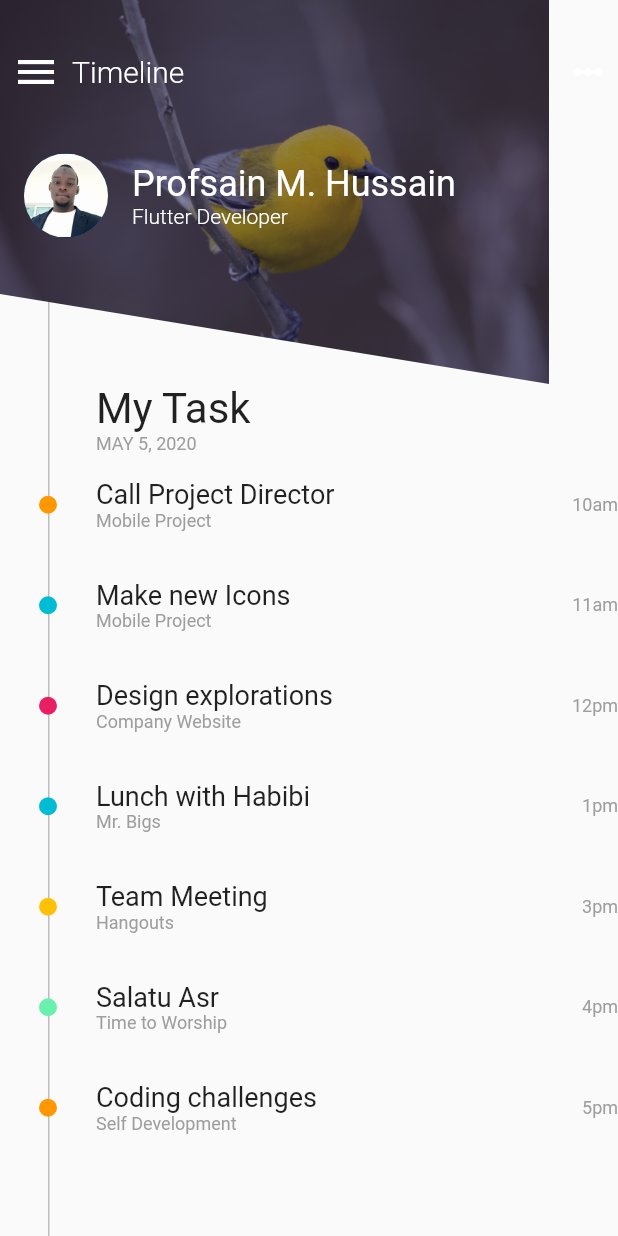
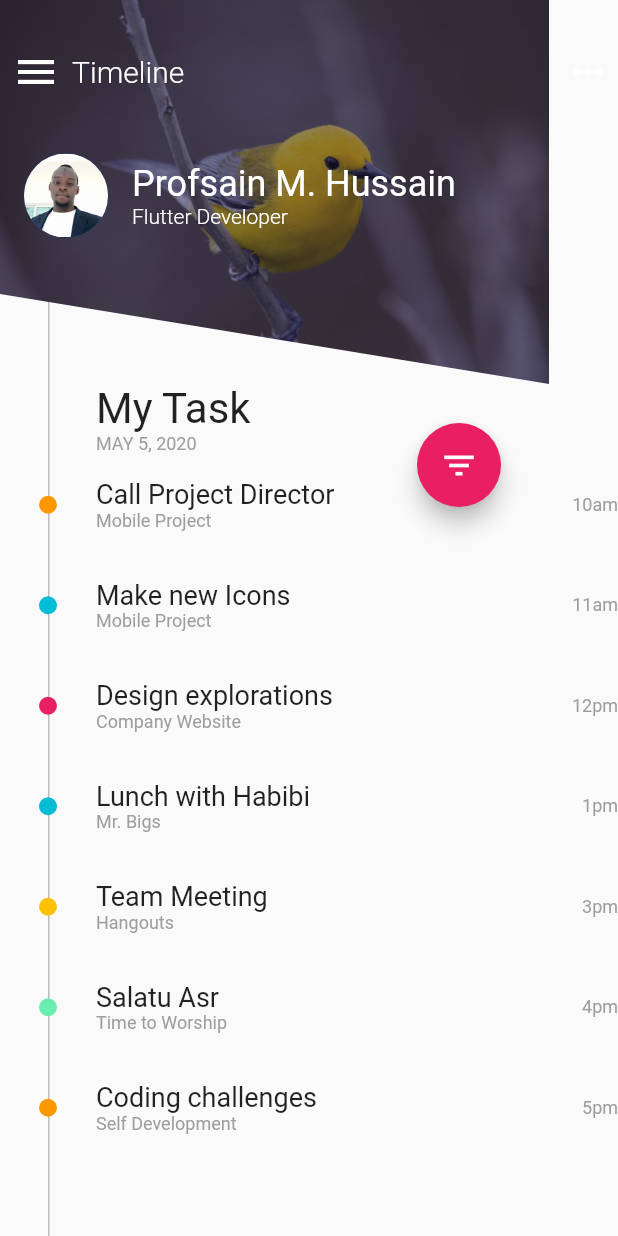
Before and after one commit to Profsainhusain/My-Todo-UI, a Flutter app: the screen it shows after launch, on a phone screen of 412 x 824 dp. Run offline on Flutter 3.47's test engine with Material 2 defaults, Android fonts, the phone set to English and light mode, and no system bars.

Commit message:
Added AnimatedFab and FAB Icons List

```diff
--- /dev/null
+++ b/lib/components/animated_fab.dart
@@ -0,0 +1,138 @@
+import 'package:flutter/material.dart';
+import 'dart:math' as math;
+
+class AnimatedFab extends StatefulWidget {
+  final VoidCallback onClick;
+
+  AnimatedFab({this.onClick});
+  @override
+  _AnimatedFabState createState() => _AnimatedFabState();
+}
+
+class _AnimatedFabState extends State<AnimatedFab> with SingleTickerProviderStateMixin{
+  AnimationController _animationController;
+  Animation<Color> _colorAnimation;
+  final double expandedSize = 180.0;
+  final double hiddenSize = 20.0;
+
+  @override
+  void initState() {
+    super.initState();
+    _animationController = AnimationController(vsync: this, duration: Duration(milliseconds: 200));
+    _colorAnimation = ColorTween(begin: Colors.pink, end: Colors.pink[900])
+    .animate(_animationController);
+  }
+
+  @override
+  void dispose() {
+    super.dispose();
+    _animationController.dispose();
+  }
+
+  @override
+  Widget build(BuildContext context) {
+    return SizedBox(
+      width: expandedSize,
+      height: expandedSize,
+      child: AnimatedBuilder(
+        animation: _animationController,
+        builder: (BuildContext context, Widget child){
+          return Stack(
+            alignment: Alignment.center,
+            children: [
+              _buildExpendedBackground(),
+              _buildOption(Icons.check_circle, 0.0,),
+              _buildOption(Icons.flash_on, -math.pi / 3),
+              _buildOption(Icons.access_time, -2 * math.pi / 3),
+              _buildOption(Icons.error_outline, math.pi),
+              _buildFabcore(),
+            ],
+          );
+        },
+      ),
+    );
+  }
+
+  //FAB Icons builder
+  Widget _buildOption(IconData icon, double angle,){
+    double iconSize = 0.0;
+    if(_animationController.value > 0.8){
+      iconSize = 26.0 * (_animationController.value - 0.8) * 5;
+    }
+    return Transform.rotate(
+      angle: angle,
+      child: Align(
+        alignment: Alignment.topCenter,
+        child: Padding(
+          padding: EdgeInsets.only(top: 8.0),
+          child: IconButton(
+            onPressed: (){
+              widget.onClick();
+              close();
+          },
+            icon: Transform.rotate(
+              angle: -angle,
+              child: Icon(
+                icon,
+                color: Colors.white,
+              ),
+            ),
+            iconSize: iconSize,
+            alignment: Alignment.center,
+            padding: EdgeInsets.all(0.0),
+          ),
+        ),
+      ),
+    );
+  }
+
+
+  Widget _buildExpendedBackground(){
+    double size = hiddenSize + (expandedSize - hiddenSize) * _animationController.value;
+    return Container(
+      height: size,
+      width: size,
+      decoration: BoxDecoration(
+        shape: BoxShape.circle,
+        color: Colors.pink,
+      ),
+    );
+  }
+
+  Widget _buildFabcore(){
+    double scaleFactor = 2 * (_animationController.value - 0.5).abs();
+    return FloatingActionButton(
+      onPressed: _onFabTab,
+      child: Transform(
+        alignment: Alignment.center,
+          transform: Matrix4.identity()..scale(1.0, scaleFactor),
+          child: Icon(
+              _animationController.value > 0.5 ? Icons.close : Icons.filter_list,
+            color: Colors.white,
+            size: 26.0,
+          ),
+      ),
+      backgroundColor: _colorAnimation.value,
+    );
+  }
+
+  open(){
+    if(_animationController.isDismissed){
+      _animationController.forward();
+    }
+  }
+
+  close(){
+    if(_animationController.isCompleted){
+      _animationController.reverse();
+    }
+  }
+
+  _onFabTab(){
+    if(_animationController.isDismissed){
+      open();
+    }else{
+      close();
+    }
+  }
+}
--- a/lib/main_screen.dart
+++ b/lib/main_screen.dart
@@ -1,6 +1,8 @@
 
 import 'package:flutter/material.dart';
 import 'package:flutter/rendering.dart';
+import 'package:ui_demo/components/animated_fab.dart';
+import 'package:ui_demo/model/list_model_.dart';
 import 'package:ui_demo/model/task_data_model.dart';
 import 'components/diagonal_clipper.dart';
 import 'model/task_row.dart';
@@ -12,8 +14,17 @@ class MainScreen extends StatefulWidget {
   _MainScreenState createState() => _MainScreenState();
 }
 double _imageHeight = 256.0;
+final GlobalKey<AnimatedListState> _listKey = GlobalKey<AnimatedListState>();
+ListModel listModel;
+bool showOnlyCompleted = false;
+
+
 class _MainScreenState extends State<MainScreen> {
-
+  @override
+  void initState() {
+    super.initState();
+    listModel = ListModel(_listKey, tasks);
+  }
   @override
   Widget build(BuildContext context) {
     return Scaffold(
@@ -24,6 +35,7 @@ class _MainScreenState extends State<MainScreen> {
           _buildTopHeader(),
           _buildProfileView(),
           _buildBottomPart(),
+          _buildFab(),
         ],
       ),
     );
@@ -160,10 +172,16 @@ Widget _buildTaskHeader(){
 
 // Task List section
 Widget _buildTaskList(){
-
   return Expanded(
-    child: ListView(
-      children: tasks.map((task) => TaskRow(task: task)).toList(),
+    child: AnimatedList(
+      initialItemCount: tasks.length,
+      key: _listKey,
+      itemBuilder: (context, index, animation){
+        return TaskRow(
+          task: listModel[index],
+          animation: animation,
+        );
+      },
     ),
   );
 }
@@ -180,3 +198,30 @@ Widget _buildTimeline(){
     ),
   );
 }
+
+//FloatingActionButton build widget
+Widget _buildFab(){
+  return Positioned(
+    top: _imageHeight - 36.0,
+    right: 16.0,
+    child: Positioned(
+      top: _imageHeight - 100.0,
+      right: -40.0,
+      child: AnimatedFab(
+        onClick: _changeFilterState,
+      ),
+    ),
+  );
+}
+
+//change filterState method when FAB is click
+void _changeFilterState(){
+  showOnlyCompleted = !showOnlyCompleted;
+  tasks.where((task) => !task.completed).forEach((task) {
+    if(showOnlyCompleted){
+      listModel.removeAt(listModel.indexOf(task));
+    }else{
+      listModel.insert(tasks.indexOf(task), task);
+    }
+  });
+}
--- /dev/null
+++ b/lib/model/list_model_.dart
@@ -0,0 +1,37 @@
+import 'package:flutter/cupertino.dart';
+import 'package:ui_demo/model/task_data_model.dart';
+import 'package:ui_demo/model/task_row.dart';
+
+class ListModel {
+  final GlobalKey<AnimatedListState> listKey;
+  final List<Task> items;
+  ListModel(this.listKey, items) : this.items = List.of(items);
+
+  AnimatedListState get _animatedList => listKey.currentState;
+
+  void insert(int index, Task item) {
+    items.insert(index, item);
+    _animatedList.insertItem(index);
+  }
+
+  Task removeAt(int index) {
+    final Task removedItem = items.removeAt(index);
+    if (removedItem != null) {
+      _animatedList.removeItem(
+          index,
+              (context, animation) => TaskRow(
+                task: removedItem,
+                animation: animation,
+              ),
+        duration: Duration(milliseconds: (150 + 150*(index/length)).toInt())
+      );
+    }
+    return removedItem;
+  }
+
+  int get length => items.length;
+
+  Task operator [](int index) => items[index];
+
+  int indexOf(Task item) => items.indexOf(item);
+}
--- a/lib/model/task_data_model.dart
+++ b/lib/model/task_data_model.dart
@@ -33,7 +33,7 @@ List<Task> tasks = [
     category: 'Company Website',
     time: '12pm',
     color: Colors.pink,
-    completed: false,
+    completed: true,
   ),
   Task(
     todo: 'Lunch with Habibi',
@@ -47,7 +47,7 @@ List<Task> tasks = [
     category: 'Hangouts',
     time: '3pm',
     color: Colors.amber,
-    completed: false,
+    completed: true,
   ),
   Task(
     todo: 'Salatu Asr',
--- a/lib/model/task_row.dart
+++ b/lib/model/task_row.dart
@@ -4,8 +4,9 @@ import 'package:ui_demo/model/task_data_model.dart';
 class TaskRow extends StatefulWidget {
   final Task task;
   final double dotSize = 12.0;
+  final Animation<double> animation;
 
-  TaskRow({this.task});
+  TaskRow({this.task, this.animation});
 
   @override
   _TaskRowState createState() => _TaskRowState();
@@ -14,7 +15,11 @@ class TaskRow extends StatefulWidget {
 class _TaskRowState extends State<TaskRow> {
   @override
   Widget build(BuildContext context) {
-    return Padding(
+    return FadeTransition(
+      opacity: widget.animation,
+      child: SizeTransition(
+        sizeFactor: widget.animation,
+        child: Padding(
           padding: EdgeInsets.symmetric(vertical: 16.0),
           child: Row(
             children: [
@@ -59,6 +64,8 @@ class _TaskRowState extends State<TaskRow> {
               ),
             ],
           ),
+        ),
+      ),
     );
   }
 }
```
Lines whose indentation alone changed are shown as unchanged.
